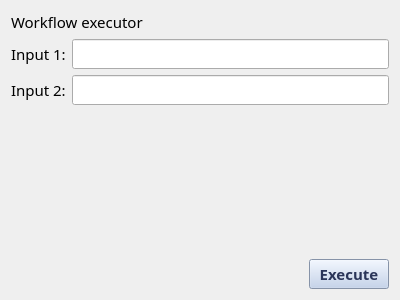
Qt form eodh_qgis/ui/wf_executor.ui (EO-DataHub/eodh-qgis) before a commit.
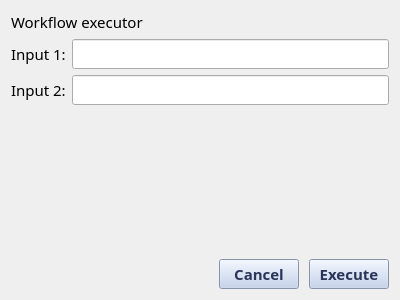
The same form after that commit.

Commit message: Style main sidebar buttons

```diff
--- a/eodh_qgis/ui/wf_executor.ui
+++ b/eodh_qgis/ui/wf_executor.ui
@@ -79,6 +79,9 @@
    </item>
    <item>
     <layout class="QHBoxLayout" name="horizontalLayout_3">
+     <property name="spacing">
+      <number>10</number>
+     </property>
      <item>
       <spacer name="horizontalSpacer">
        <property name="orientation">
@@ -92,6 +95,21 @@
        </property>
       </spacer>
      </item>
+     <item>
+      <widget class="QPushButton" name="cancel_button">
+       <property name="font">
+        <font>
+         <family>Fira Sans</family>
+         <pointsize>11</pointsize>
+         <weight>75</weight>
+         <bold>true</bold>
+        </font>
+       </property>
+       <property name="text">
+        <string>Cancel</string>
+       </property>
+      </widget>
+     </item>
      <item>
       <widget class="QPushButton" name="execute_button">
        <property name="text">
```
The commit also changes 5 other files.
